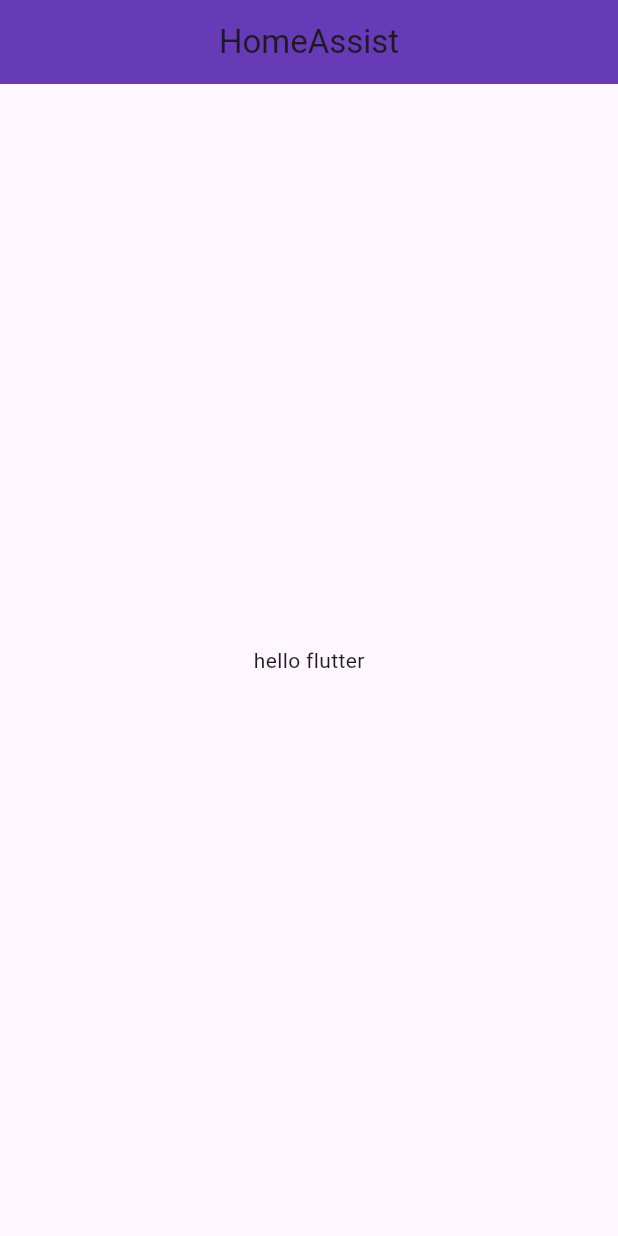
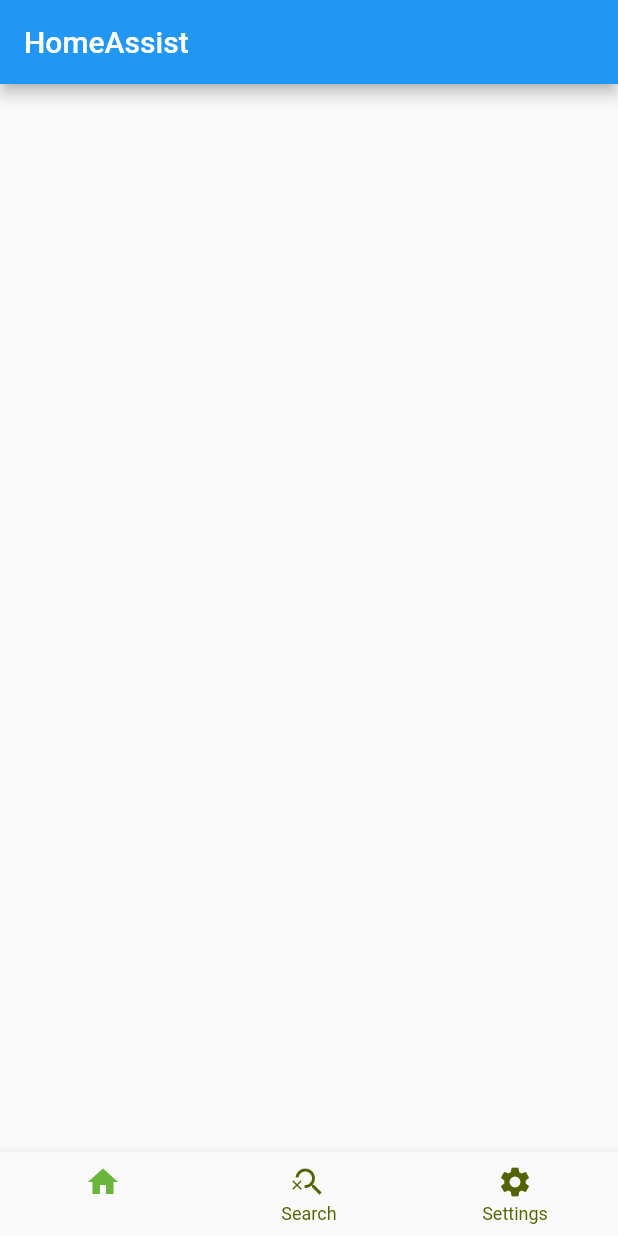
Before and after one commit to monishshriyan/home-assist, a Flutter app: the screen it shows after launch, on a phone screen of 412 x 824 dp. Run offline on Flutter 3.47's test engine with Material 3 defaults, Android fonts, the phone set to English and light mode, and no system bars; missing offline and left inert: iconoir_flutter.

Commit message:
added bottom-nav-bar

```diff
--- /dev/null
+++ b/lib/base/bottom_nav_bar.dart
@@ -0,0 +1,31 @@
+import 'package:flutter/material.dart';
+import 'package:iconoir_flutter/iconoir_flutter.dart' as iconoir;
+
+class BottomNavBar extends StatefulWidget {
+  const BottomNavBar({super.key});
+
+  @override
+  State<BottomNavBar> createState() => _BottomNavBarState();
+}
+
+class _BottomNavBarState extends State<BottomNavBar> {
+  @override
+  Widget build(BuildContext context) {
+    return Scaffold(
+      appBar: AppBar(
+        title: const Text("HomeAssist"),
+      ),
+      bottomNavigationBar: BottomNavigationBar(
+        selectedItemColor: const Color.fromARGB(255, 107, 181, 61),
+        unselectedItemColor: const Color(0xFF526400),
+        showSelectedLabels: false,
+        items: const [
+          BottomNavigationBarItem(icon: Icon(Icons.home), label: "Home"),
+          BottomNavigationBarItem(
+              icon: Icon(Icons.search_off), label: "Search"),
+          BottomNavigationBarItem(icon: Icon(Icons.settings), label: "Settings")
+        ],
+      ),
+    );
+  }
+}
--- a/lib/main.dart
+++ b/lib/main.dart
@@ -1,4 +1,5 @@
 import 'package:flutter/material.dart';
+import 'package:homeassist/base/bottom_nav_bar.dart';
 
 void main() {
   runApp(const MyApp());
@@ -10,15 +11,8 @@
   @override
   Widget build(BuildContext context) {
     return MaterialApp(
-      title: 'HomeAssist',
-      theme: ThemeData(),
-      home: Scaffold(
-        body: const Center(child: Text("hello flutter")),
-        appBar: AppBar(
-          title: const Center(child: Text("HomeAssist")),
-          backgroundColor: Colors.deepPurple,
-        ),
-      ),
-    );
+        title: 'HomeAssist',
+        theme: ThemeData(useMaterial3: false),
+        home: const BottomNavBar());
   }
 }
--- a/pubspec.yaml
+++ b/pubspec.yaml
@@ -35,6 +35,8 @@ dependencies:
   # The following adds the Cupertino Icons font to your application.
   # Use with the CupertinoIcons class for iOS style icons.
   cupertino_icons: ^1.0.6
+  iconoir_flutter: ^7.7.0
+  flutter_svg: ^2.0.10+1
 
 dev_dependencies:
   flutter_test:
```
Also changed, not shown: flutter_01.png (added), pubspec.lock.
